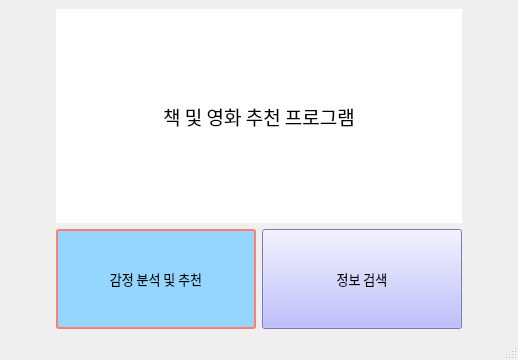
Qt form ui_files/main.ui (jiwoo1105/DKU_Opensource_knoo-B) before a commit.
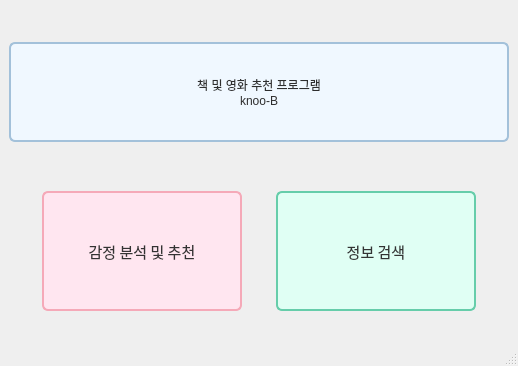
The same form after that commit.

Commit message: UI 1차 수정

What changed in the file:
```diff
--- a/ui_files/main.ui
+++ b/ui_files/main.ui
@@ -7,9 +7,15 @@
     <x>0</x>
     <y>0</y>
     <width>518</width>
-    <height>360</height>
+    <height>366</height>
    </rect>
   </property>
+  <property name="sizePolicy">
+   <sizepolicy hsizetype="Minimum" vsizetype="Preferred">
+    <horstretch>0</horstretch>
+    <verstretch>0</verstretch>
+   </sizepolicy>
+  </property>
   <property name="windowTitle">
    <string>MainWindow</string>
   </property>
@@ -19,25 +25,45 @@
      <layout class="QVBoxLayout" name="verticalLayout">
       <item>
        <widget class="QLabel" name="Main_Title">
-        <property name="font">
-         <font>
-          <family>한컴 고딕</family>
-          <pointsize>14</pointsize>
-          <weight>9</weight>
-          <italic>false</italic>
-          <bold>false</bold>
-         </font>
+        <property name="sizePolicy">
+         <sizepolicy hsizetype="MinimumExpanding" vsizetype="Maximum">
+          <horstretch>0</horstretch>
+          <verstretch>0</verstretch>
+         </sizepolicy>
+        </property>
+        <property name="minimumSize">
+         <size>
+          <width>0</width>
+          <height>0</height>
+         </size>
+        </property>
+        <property name="maximumSize">
+         <size>
+          <width>16777215</width>
+          <height>100</height>
+         </size>
         </property>
         <property name="styleSheet">
-         <string notr="true">background-color: rgb(85, 170, 255);
-font: 75 14pt &quot;한컴 고딕&quot;;
-background-color: rgb(255, 255, 255);</string>
+         <string notr="true">font: 57 15pt &quot;G마켓 산스 TTF Medium&quot;;
+color: #2E2E2E;
+
+border-style: solid;
+border-width: 2px;
+border-color: #A3C1DA;
+border-radius: 6px;
+background-color: #F0F8FF;
+
+
+
+
+</string>
         </property>
         <property name="frameShape">
          <enum>QFrame::NoFrame</enum>
         </property>
         <property name="text">
-         <string>책 및 영화 추천 프로그램</string>
+         <string>책 및 영화 추천 프로그램
+knoo-B</string>
         </property>
         <property name="alignment">
          <set>Qt::AlignCenter</set>
@@ -47,14 +73,23 @@
       <item>
        <layout class="QHBoxLayout" name="check_btn">
         <property name="spacing">
-         <number>6</number>
+         <number>1</number>
+        </property>
+        <property name="topMargin">
+         <number>0</number>
         </property>
         <item>
          <widget class="QPushButton" name="Analysis_tool">
+          <property name="sizePolicy">
+           <sizepolicy hsizetype="Minimum" vsizetype="Maximum">
+            <horstretch>0</horstretch>
+            <verstretch>0</verstretch>
+           </sizepolicy>
+          </property>
           <property name="minimumSize">
            <size>
             <width>200</width>
-            <height>100</height>
+            <height>120</height>
            </size>
           </property>
           <property name="maximumSize">
@@ -65,18 +100,24 @@
           </property>
           <property name="font">
            <font>
-            <family>한컴 고딕</family>
-            <pointsize>10</pointsize>
+            <family>G마켓 산스 TTF Medium</family>
+            <pointsize>11</pointsize>
             <weight>50</weight>
+            <italic>false</italic>
             <bold>false</bold>
            </font>
           </property>
           <property name="styleSheet">
-           <string notr="true">border-style: solid;
+           <string notr="true">font: 11pt &quot;G마켓 산스 TTF Medium&quot;;
+color: #333333;
+
+border-style: solid;
 border-width: 2px;
-border-color: #FA8072;
-background-color: rgb(148, 214, 255);
-border-radius: 3px</string>
+border-color: #F5A9B8; 
+border-radius: 6px;
+
+background-color: #FFE6F0; /* 연한 파스텔 핑크 */
+</string>
           </property>
           <property name="text">
            <string>감정 분석 및 추천</string>
@@ -85,10 +126,16 @@
         </item>
         <item>
          <widget class="QPushButton" name="Find_info">
+          <property name="sizePolicy">
+           <sizepolicy hsizetype="Minimum" vsizetype="Fixed">
+            <horstretch>200</horstretch>
+            <verstretch>0</verstretch>
+           </sizepolicy>
+          </property>
           <property name="minimumSize">
            <size>
             <width>200</width>
-            <height>100</height>
+            <height>120</height>
            </size>
           </property>
           <property name="maximumSize">
@@ -99,17 +146,25 @@
           </property>
           <property name="font">
            <font>
-            <family>한컴 고딕</family>
-            <pointsize>10</pointsize>
-            <weight>50</weight>
+            <family>G마켓 산스 TTF Medium</family>
+            <pointsize>11</pointsize>
+            <weight>7</weight>
+            <italic>false</italic>
             <bold>false</bold>
             <underline>false</underline>
             <strikeout>false</strikeout>
            </font>
           </property>
           <property name="styleSheet">
-           <string notr="true">border-color: #FA8072;
-background-color: rgb(170, 170, 255);
+           <string notr="true">font: 57 11pt &quot;G마켓 산스 TTF Medium&quot;;
+color: #333333;
+
+border-style: solid;
+border-width: 2px;
+border-color: #66CDAA;
+border-radius: 6px;
+background-color: #E0FFF4;
+
 </string>
           </property>
           <property name="text">
@@ -123,6 +178,7 @@
     </item>
    </layout>
   </widget>
+  <widget class="QStatusBar" name="statusbar"/>
   <widget class="QMenuBar" name="menubar">
    <property name="geometry">
     <rect>
@@ -133,7 +189,6 @@
     </rect>
    </property>
   </widget>
-  <widget class="QStatusBar" name="statusbar"/>
  </widget>
  <resources/>
  <connections/>
```
Left out of the diff: 2 changed lines with no effect on the pictures. The commit also changes 4 other files.
